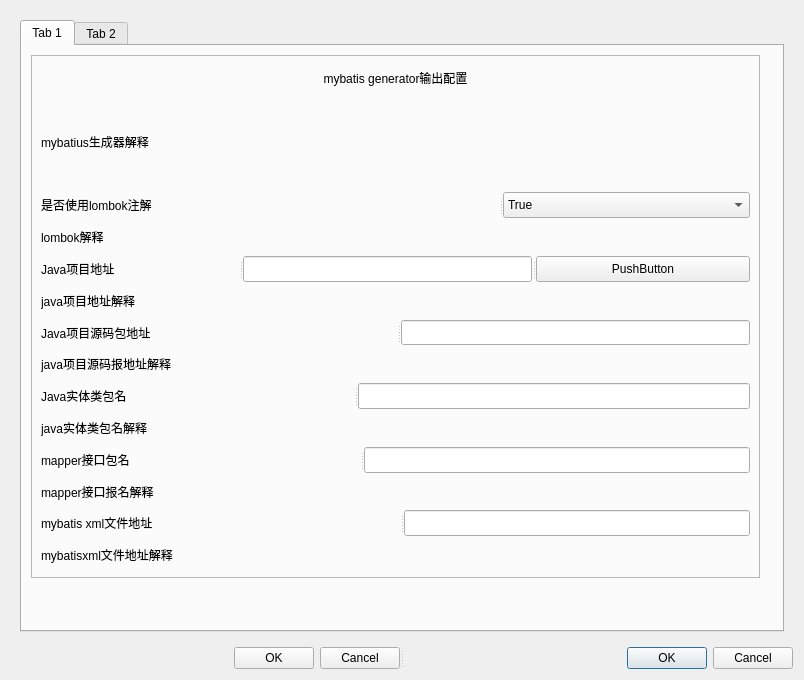
First picture: the form in static/ui/select_generator.ui, repository xiqiuyimeng/code-generator, before the edit.
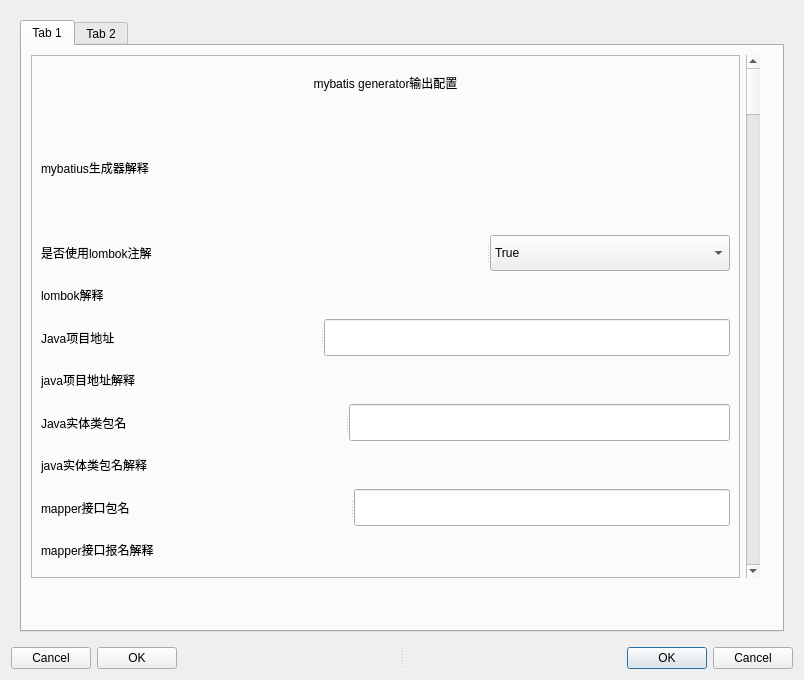
Second picture: the form after the edit.

```diff
--- a/static/ui/select_generator.ui
+++ b/static/ui/select_generator.ui
@@ -29,12 +29,18 @@
            <height>541</height>
           </size>
          </property>
+         <property name="layoutDirection">
+          <enum>Qt::LeftToRight</enum>
+         </property>
          <attribute name="title">
           <string>Tab 1</string>
          </attribute>
-         <layout class="QVBoxLayout" name="verticalLayout_3">
+         <layout class="QHBoxLayout" name="horizontalLayout">
           <item>
            <widget class="QFrame" name="frame">
+            <property name="layoutDirection">
+             <enum>Qt::LeftToRight</enum>
+            </property>
             <property name="frameShape">
              <enum>QFrame::StyledPanel</enum>
             </property>
@@ -112,11 +118,6 @@
                 </property>
                </widget>
                <widget class="QLineEdit" name="java_path_value"/>
-               <widget class="QPushButton" name="java_button">
-                <property name="text">
-                 <string>PushButton</string>
-                </property>
-               </widget>
               </widget>
              </item>
              <item>
@@ -126,26 +127,6 @@
                </property>
               </widget>
              </item>
-             <item>
-              <widget class="QSplitter" name="java_src_splitter">
-               <property name="orientation">
-                <enum>Qt::Horizontal</enum>
-               </property>
-               <widget class="QLabel" name="java_src_relative">
-                <property name="text">
-                 <string>Java项目源码包地址</string>
-                </property>
-               </widget>
-               <widget class="QLineEdit" name="java_src_relative_value"/>
-              </widget>
-             </item>
-             <item>
-              <widget class="QLabel" name="java_src_desc">
-               <property name="text">
-                <string>java项目源码报地址解释</string>
-               </property>
-              </widget>
-             </item>
              <item>
               <widget class="QSplitter" name="model_splitter">
                <property name="orientation">
@@ -186,29 +167,16 @@
                </property>
               </widget>
              </item>
-             <item>
-              <widget class="QSplitter" name="xml_splitter">
-               <property name="orientation">
-                <enum>Qt::Horizontal</enum>
-               </property>
-               <widget class="QLabel" name="xml_path">
-                <property name="text">
-                 <string>mybatis xml文件地址</string>
-                </property>
-               </widget>
-               <widget class="QLineEdit" name="xml_path_value"/>
-              </widget>
-             </item>
-             <item>
-              <widget class="QLabel" name="xml_desc">
-               <property name="text">
-                <string>mybatisxml文件地址解释</string>
-               </property>
-              </widget>
-             </item>
             </layout>
            </widget>
           </item>
+          <item>
+           <widget class="QScrollBar" name="verticalScrollBar">
+            <property name="orientation">
+             <enum>Qt::Vertical</enum>
+            </property>
+           </widget>
+          </item>
          </layout>
         </widget>
         <widget class="QWidget" name="spring">
@@ -357,6 +325,9 @@
       <enum>Qt::Horizontal</enum>
      </property>
      <widget class="QDialogButtonBox" name="buttonBox_2">
+      <property name="layoutDirection">
+       <enum>Qt::RightToLeft</enum>
+      </property>
       <property name="standardButtons">
        <set>QDialogButtonBox::Cancel|QDialogButtonBox::Ok</set>
       </property>
```
